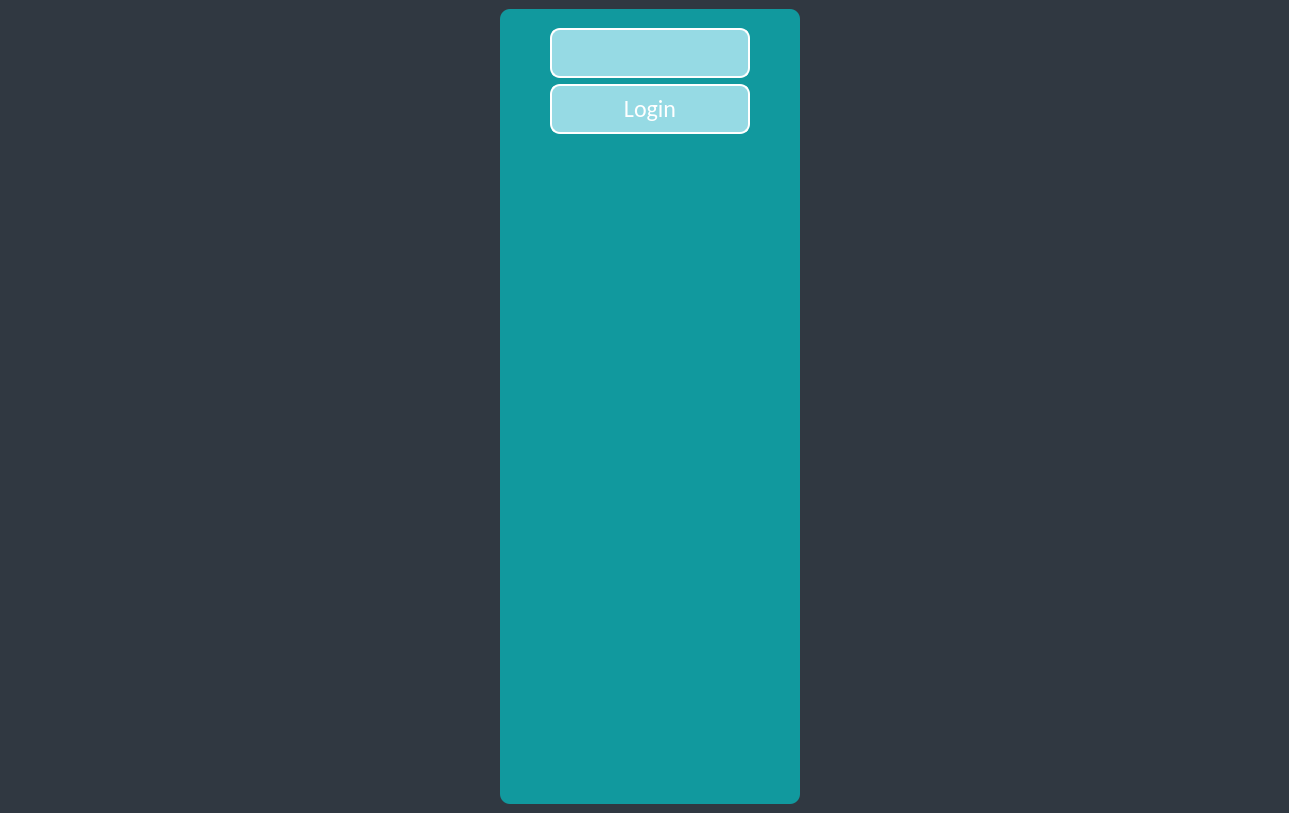
Before: the Qt Designer form Hospital_Management.ui in Galiold/Hospital-Management, drawn with Qt 5.
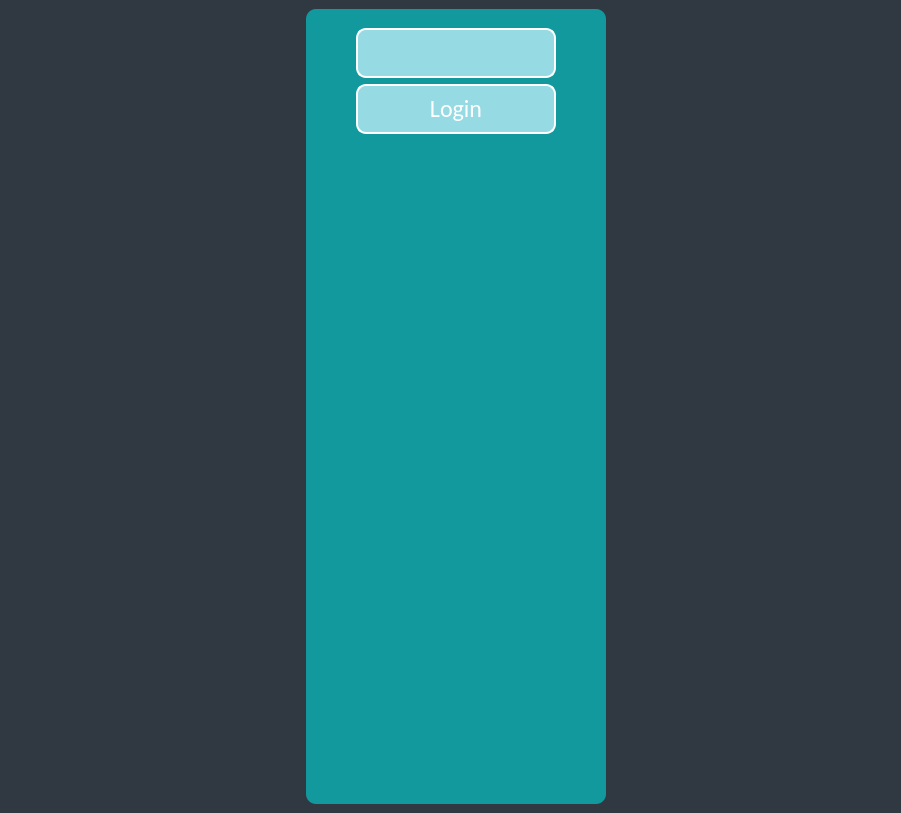
After: the same form once the commit is applied.

Commit message: Database conflicts resolve process

The edit to the form file:
```diff
--- a/Hospital_Management.ui
+++ b/Hospital_Management.ui
@@ -6,7 +6,7 @@
    <rect>
     <x>0</x>
     <y>0</y>
-    <width>1289</width>
+    <width>901</width>
     <height>813</height>
    </rect>
   </property>
@@ -110,10 +110,17 @@
               </font>
              </property>
              <property name="styleSheet">
-              <string notr="true">border: 2px solid #fff;
-background-color: #96dae4;
-color: #fff
-</string>
+              <string notr="true">QPushButton#login
+{
+	border: 2px solid #fff;
+	background-color: #96dae4;
+	color: #fff;
+}
+
+QPushButton:hover#login
+{
+	background-color: #000;
+}</string>
              </property>
              <property name="text">
               <string>Login</string>
```
Left out of the diff: 2 changed lines with no effect on the pictures. The commit also changes 2 other files.
